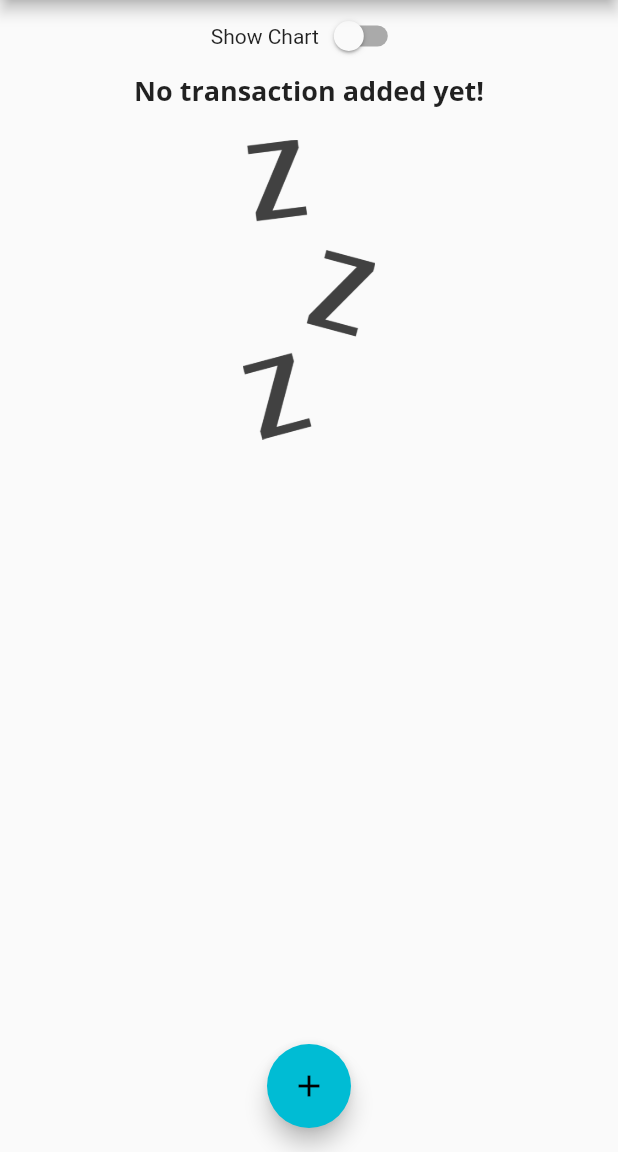
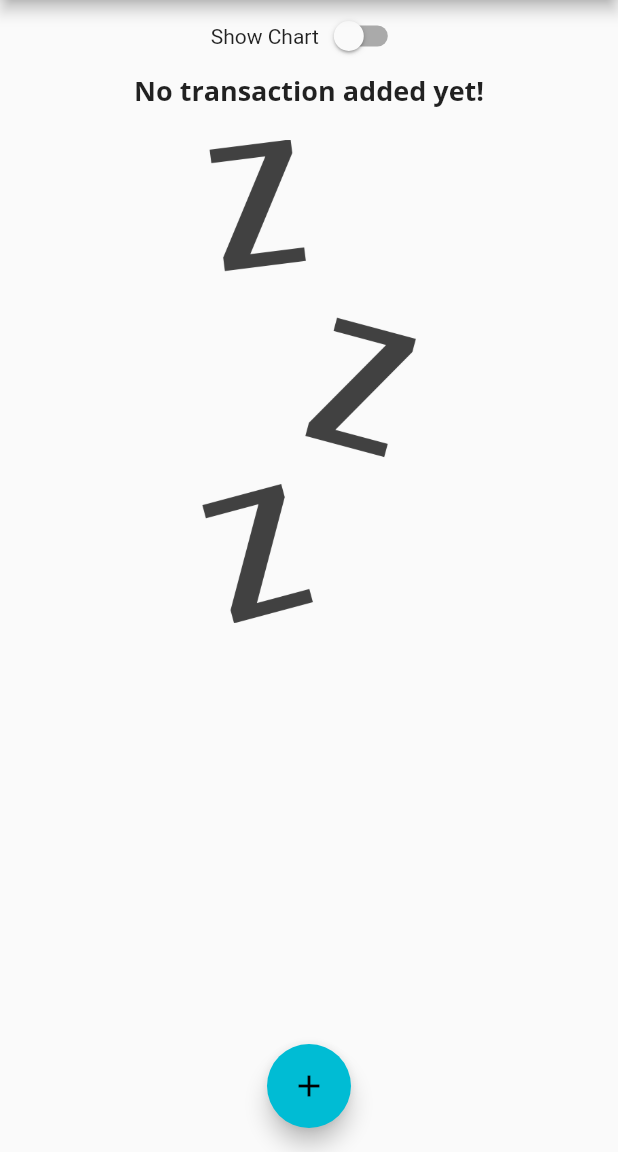
Before and after one commit to aospiridonov/flutter_expense_planner, a Flutter app: the screen it shows after launch, on a phone screen of 412 x 824 dp, the part 84-1236 px from its top. Run offline on Flutter 3.47's test engine with Material 2 defaults, Android fonts, the phone set to English and light mode, and no system bars.

Commit message:
add LayoutBuilder for TransactionList

```diff
--- a/lib/main.dart
+++ b/lib/main.dart
@@ -152,7 +152,7 @@ class _MyHomePageState extends State<MyHomePage> {
                     height: (MediaQuery.of(context).size.height -
                             appBar.preferredSize.height -
                             MediaQuery.of(context).padding.top) *
-                        0.3,
+                        0.7,
                     child: Chart(_recentTransaction),
                   )
                 : Container(
--- a/lib/widgets/transaction_list.dart
+++ b/lib/widgets/transaction_list.dart
@@ -11,7 +11,8 @@ class TransactionList extends StatelessWidget {
   @override
   Widget build(BuildContext context) {
     return transations.isEmpty
-        ? Column(
+        ? LayoutBuilder(builder: (context, constraints) {
+            return Column(
               children: <Widget>[
                 Text(
                   'No transaction added yet!',
@@ -22,14 +23,15 @@ class TransactionList extends StatelessWidget {
                   height: 20.0,
                 ),
                 Container(
-                height: 200.0,
+                  height: constraints.maxHeight * 0.6,
                   child: Image.asset(
                     'assets/images/waiting.png',
                     fit: BoxFit.cover,
                   ),
                 ),
               ],
-          )
+            );
+          })
         : ListView.builder(
             itemBuilder: (context, index) {
               return Card(
```
Lines whose indentation alone changed are shown as unchanged.
